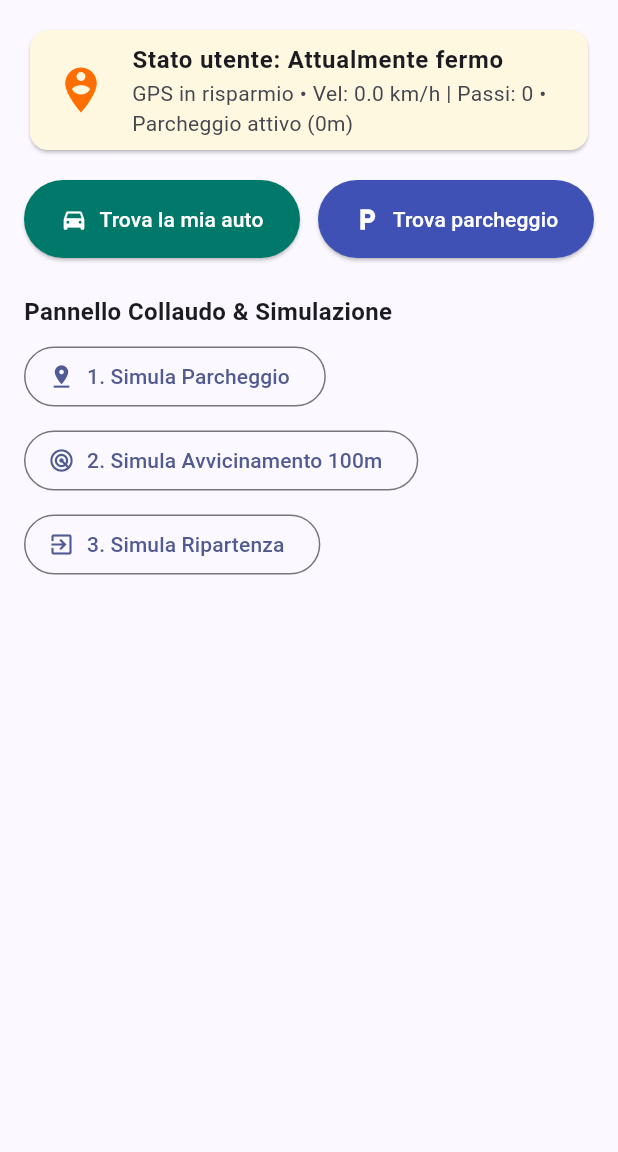
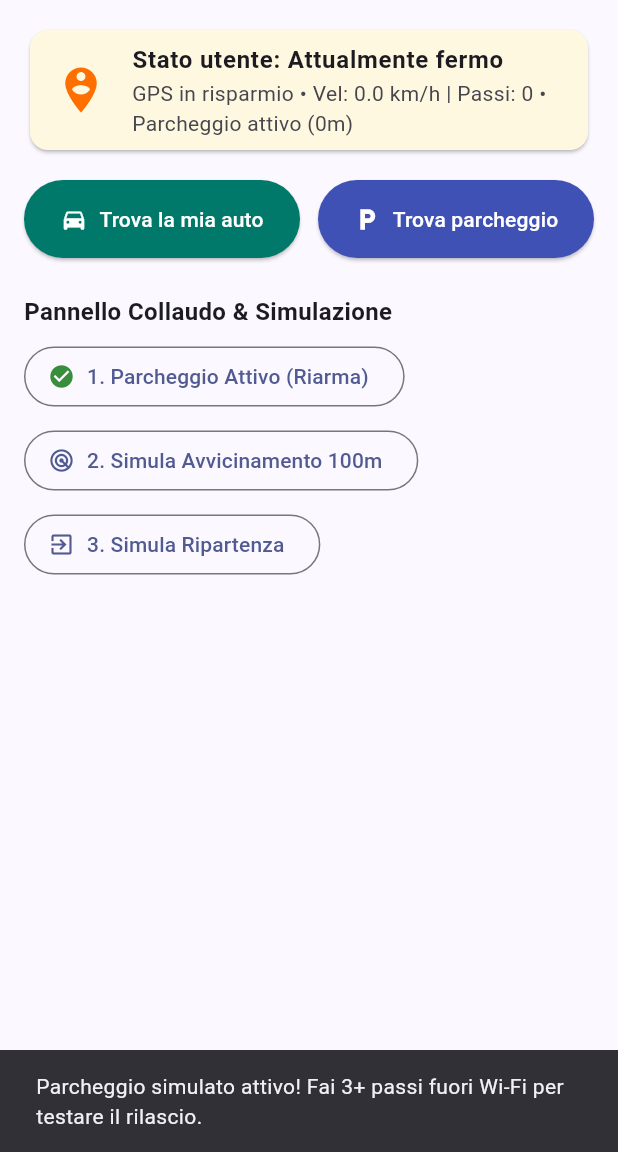
Before and after one commit to Farmavision/backend-parcheggi, a Flutter app: the screen it shows after launch, after a tap on "1. Simula Parcheggio", on a phone screen of 412 x 824 dp, the part 84-1236 px from its top. Run offline on Flutter 3.47's test engine with Material 3 defaults, Android fonts, the phone set to English and light mode, and no system bars; our stand-ins replace connectivity_plus, flutter_blue_plus, flutter_local_notifications, flutter_map, geolocator, latlong2 and 2 more; missing offline and left inert: network_info_plus; network calls fail.

Commit message:
Fix notifica rilascio su In Movimento, POST_NOTIFICATIONS e Simula Parcheggio istantaneo

```diff
--- a/parkadvisor_app/lib/main.dart
+++ b/parkadvisor_app/lib/main.dart
@@ -248,8 +248,8 @@ class _HomeScreenState extends State<HomeScreen> with WidgetsBindingObserver {
       context: context,
       builder: (ctx) => AlertDialog(
         icon: const Icon(Icons.notifications_active, color: Colors.orange, size: 34),
-        title: const Text('Ti stai avvicinando all\'auto!'),
-        content: Text('Sei entro 100m dal tuo veicolo (arrivo stimato in $minLabel).\n\nSe ignori questo avviso, il rilascio scatterà automaticamente solo alla ripartenza in auto.'),
+        title: const Text('Stai lasciando il parcheggio?'),
+        content: Text('Rilevato stato In Movimento (arrivo stimato in $minLabel).\n\nConferma per segnalare lo stallo in rilascio o rifiuta se non stai prendendo l\'auto.'),
         actions: [
           TextButton(
             onPressed: () {
@@ -475,9 +475,22 @@ class _HomeScreenState extends State<HomeScreen> with WidgetsBindingObserver {
             runSpacing: 8,
             children: [
               OutlinedButton.icon(
-                onPressed: () => _sensorEngine.simulateParkHere(),
-                icon: const Icon(Icons.pin_drop),
-                label: const Text('1. Simula Parcheggio'),
+                onPressed: () async {
+                  await _sensorEngine.simulateParkHere();
+                  if (context.mounted) {
+                    ScaffoldMessenger.of(context).showSnackBar(
+                      const SnackBar(
+                        duration: Duration(seconds: 2),
+                        content: Text('Parcheggio simulato attivo! Fai 3+ passi fuori Wi-Fi per testare il rilascio.'),
+                      ),
+                    );
+                  }
+                },
+                icon: Icon(
+                  _sensorEngine.isCarParked ? Icons.check_circle : Icons.pin_drop,
+                  color: _sensorEngine.isCarParked ? Colors.green.shade700 : null,
+                ),
+                label: Text(_sensorEngine.isCarParked ? '1. Parcheggio Attivo (Riarma)' : '1. Simula Parcheggio'),
               ),
               OutlinedButton.icon(
                 onPressed: () => _sensorEngine.simulateApproach100m(),
--- a/parkadvisor_app/lib/sensor_fusion_engine.dart
+++ b/parkadvisor_app/lib/sensor_fusion_engine.dart
@@ -55,6 +55,7 @@ class SensorFusionEngine extends ChangeNotifier {
   int gpsWindowRemainingSec = 0;
   int _noStepGpsCycleCount = 0;
   bool _inCarPromptDeliveredInUi = false;
+  bool _releasePromptDeliveredInUi = false;
   bool _isAppInForeground = true;
 
   final Future<void> Function(double lat, double lon, String method) onCarParked;
@@ -111,6 +112,8 @@ class SensorFusionEngine extends ChangeNotifier {
     if (isCarParked) {
       final dist = distanceFromCarMeters != null ? ' (${distanceFromCarMeters!.round()}m)' : '';
       segments.add('Parcheggio attivo$dist');
+    } else {
+      segments.add('Nessun parcheggio attivo');
     }
     return segments.join(' • ');
   }
@@ -241,9 +244,18 @@ class SensorFusionEngine extends ChangeNotifier {
     } else if (!pendingInCar) {
       _inCarPromptDeliveredInUi = false;
     }
+
+    final pendingRelease = snap['promptRelease'] == true;
+    if (pendingRelease && !_releasePromptDeliveredInUi) {
+      _releasePromptDeliveredInUi = true;
+      _bgServiceChannel.invokeMethod('syncConfigToNative', {'clearPromptRelease': true});
+      onApproachingCar100m(estimatedMinutesToRelease);
+    } else if (!pendingRelease) {
+      _releasePromptDeliveredInUi = false;
+    }
   }
 
-  Future<void> _pushConfigToNative({String? forceUserState}) async {
+  Future<void> _pushConfigToNative({String? forceUserState, bool isSimulation = false}) async {
     try {
       final rawRes = await _bgServiceChannel.invokeMethod('syncConfigToNative', {
         'homeWifiSsid': homeWifiSsid ?? '',
@@ -254,6 +266,7 @@ class SensorFusionEngine extends ChangeNotifier {
         'geofenceRadiusM': geofenceRadiusMeters.round(),
         'parkedLat': parkedLat,
         'parkedLon': parkedLon,
+        if (isSimulation) 'isSimulation': true,
         if (forceUserState != null) 'forceUserState': forceUserState,
       });
       if (rawRes is Map) {
@@ -387,6 +400,7 @@ class SensorFusionEngine extends ChangeNotifier {
   Future<void> confirmManualRelease([int? customMinutes]) async {
     _manualReleaseConfirmed = true;
     currentState = VehicleState.leavingSoon;
+    _bgServiceChannel.invokeMethod('syncConfigToNative', {'dismissReleaseNotif': true});
     final eta = customMinutes ?? estimatedMinutesToRelease;
     if (onManualReleaseConfirmed != null) await onManualReleaseConfirmed!(eta);
     notifyListeners();
@@ -394,6 +408,7 @@ class SensorFusionEngine extends ChangeNotifier {
 
   void cancelAutoRelease() {
     _autoReleaseManager.cancelCountdown();
+    _bgServiceChannel.invokeMethod('syncConfigToNative', {'dismissReleaseNotif': true});
     notifyListeners();
   }
 
@@ -572,12 +587,12 @@ class SensorFusionEngine extends ChangeNotifier {
     if (isOnKnownPrivateWifi && method != 'SIMULATION') return;
     if (currentUserLat == null || currentUserLon == null) {
       try {
-        final pos = isOnKnownPrivateWifi
+        final pos = (method == 'SIMULATION' || isOnKnownPrivateWifi)
             ? (await Geolocator.getLastKnownPosition() ??
-                await Geolocator.getCurrentPosition(
-                  desiredAccuracy: LocationAccuracy.low,
-                ))
-            : await Geolocator.getCurrentPosition();
+                await Geolocator.getCurrentPosition(desiredAccuracy: LocationAccuracy.low)
+                    .timeout(const Duration(seconds: 2)))
+            : await Geolocator.getCurrentPosition()
+                .timeout(const Duration(seconds: 4));
         currentUserLat = pos.latitude;
         currentUserLon = pos.longitude;
       } catch (_) {
@@ -590,14 +605,15 @@ class SensorFusionEngine extends ChangeNotifier {
     distanceFromCarMeters = 0.0;
     currentState = VehicleState.parked;
     _manualReleaseConfirmed = false;
+    _releasePromptDeliveredInUi = false;
 
     final prefs = await SharedPreferences.getInstance();
     await prefs.setDouble('parked_lat', parkedLat!);
     await prefs.setDouble('parked_lon', parkedLon!);
 
-    await _pushConfigToNative();
-    await onCarParked(parkedLat!, parkedLon!, method);
+    await _pushConfigToNative(isSimulation: method == 'SIMULATION');
     notifyListeners();
+    unawaited(onCarParked(parkedLat!, parkedLon!, method));
   }
 
   Future<void> _triggerCarReleased() async {
```
Also changed, not shown: 2 other files.
